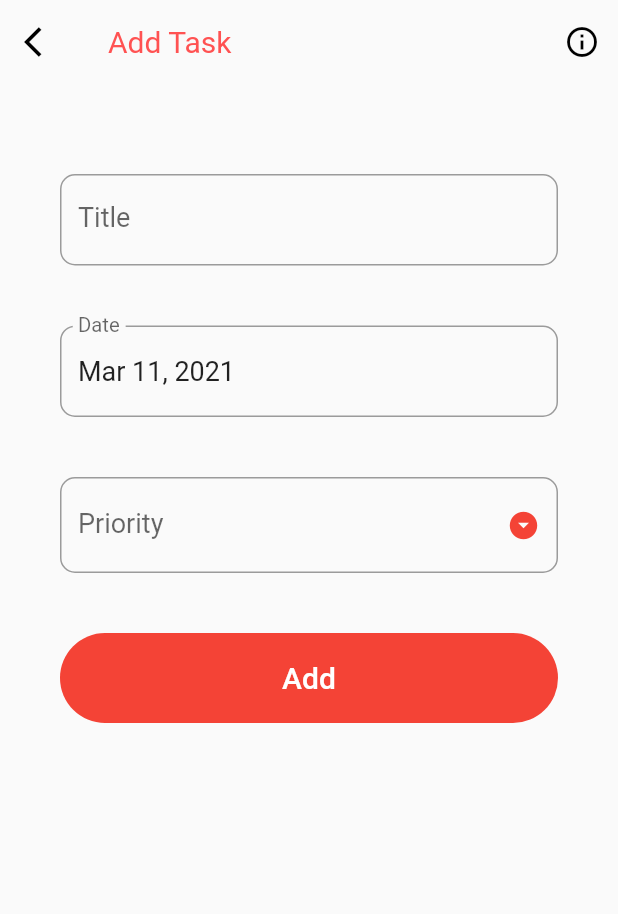
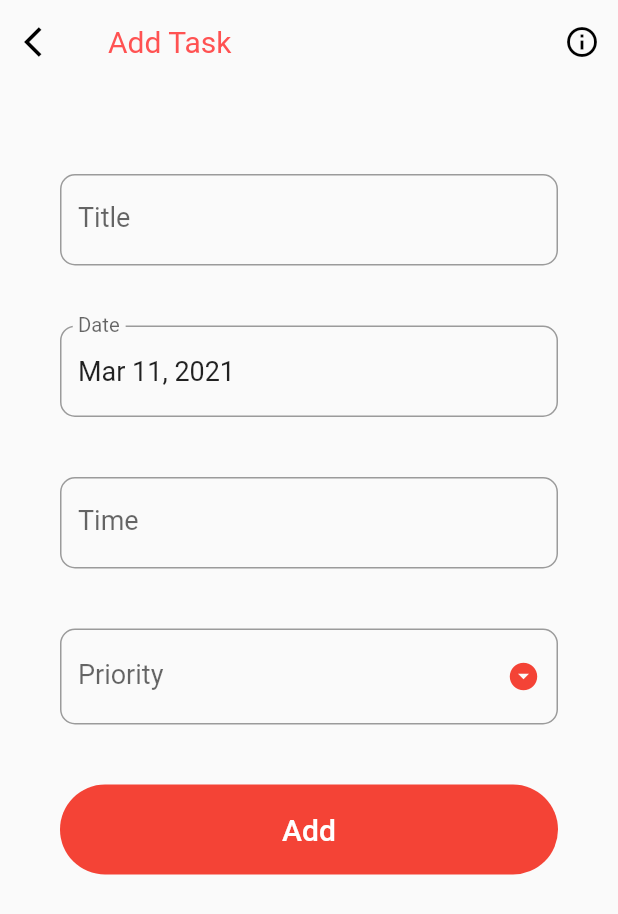
Before and after one commit to everythinguwannatobe/flutter-task-manager, a Flutter app: the screen it shows after launch, after a tap on the "settings" icon, on a phone screen of 412 x 824 dp. Shown: the top 914 px of the screen. Run offline on Flutter 3.47's test engine with Material 2 defaults, Android fonts, the phone set to English and light mode, and no system bars; our stand-ins replace sqflite; accounts and stored records are empty.

Commit message:
Start to Add TimeOfDay

```diff
--- a/lib/helpers/database_helper.dart
+++ b/lib/helpers/database_helper.dart
@@ -20,8 +20,8 @@ class DatabaseHelper {
   // Task Tables
   // Id | Title | Date | Priority | Status
   // 0     ''      ''      ''         0
+  // 1     ''      ''      ''         0
   // 2     ''      ''      ''         0
-  // 3     ''      ''      ''         0
 
   Future<Database> get db async {
     if (_db == null) {
--- a/lib/models/task_model.dart
+++ b/lib/models/task_model.dart
@@ -2,12 +2,14 @@ class Task {
   int id;
   String title;
   DateTime date;
+  DateTime time;
   String priority;
   int status; // 0 - Incomplete, 1 - Complete
 
-  Task({this.title, this.date, this.priority, this.status});
+  Task({this.title, this.date, this.time, this.priority, this.status});
 
-  Task.withId({this.id, this.title, this.date, this.priority, this.status});
+  Task.withId(
+      {this.id, this.title, this.date, this.time, this.priority, this.status});
 
   Map<String, dynamic> toMap() {
     final map = Map<String, dynamic>();
@@ -16,6 +18,7 @@ class Task {
     }
     map['title'] = title;
     map['date'] = date.toIso8601String();
+    map['time'] = date.toIso8601String();
     map['priority'] = priority;
     map['status'] = status;
     return map;
@@ -26,6 +29,7 @@ class Task {
       id: map['id'],
       title: map['title'],
       date: DateTime.parse(map['date']),
+      time: DateTime.parse(map['time']),
       priority: map['priority'],
       status: map['status'],
     );
--- a/lib/screens/add_task_screen.dart
+++ b/lib/screens/add_task_screen.dart
@@ -3,8 +3,6 @@ import 'package:task_manager/helpers/database_helper.dart';
 import 'package:task_manager/models/task_model.dart';
 import 'home_screen.dart';
 import 'package:intl/intl.dart';
-
-import 'home_screen.dart';
 
 class AddTaskScreen extends StatefulWidget {
   final Function updateTaskList;
@@ -21,9 +19,13 @@ class _AddTaskScreenState extends State<AddTaskScreen> {
   String _title = '';
   String _priority;
   DateTime _date = DateTime.now();
+
+  // TimeOfDay _time = TimeOfDay.now();
   TextEditingController _dateController = TextEditingController();
+  TextEditingController _timeController = TextEditingController();
 
   final DateFormat _dateFormatter = DateFormat('MMM dd, yyyy');
+
   final List<String> _priorities = ['Low', 'Medium', 'High'];
 
   @override
@@ -42,6 +44,7 @@ class _AddTaskScreenState extends State<AddTaskScreen> {
   @override
   void dispose() {
     _dateController.dispose();
+    _timeController.dispose();
     super.dispose();
   }
 
@@ -59,6 +62,8 @@ class _AddTaskScreenState extends State<AddTaskScreen> {
       _dateController.text = _dateFormatter.format(date);
     }
   }
+
+  _handleTimePicker() async {}
 
   _delete() {
     DatabaseHelper.instance.deleteTask(widget.task.id);
@@ -167,6 +172,22 @@ class _AddTaskScreenState extends State<AddTaskScreen> {
                       ),
                       Padding(
                         padding: EdgeInsets.symmetric(vertical: 20.0),
+                        child: TextFormField(
+                          readOnly: true,
+                          controller: _timeController,
+                          style: TextStyle(fontSize: 18.0),
+                          onTap: _handleTimePicker,
+                          decoration: InputDecoration(
+                            labelText: 'Time',
+                            labelStyle: TextStyle(fontSize: 18.0),
+                            border: OutlineInputBorder(
+                              borderRadius: BorderRadius.circular(10.0),
+                            ),
+                          ),
+                        ),
+                      ),
+                      Padding(
+                        padding: EdgeInsets.symmetric(vertical: 20.0),
                         child: DropdownButtonFormField(
                           isDense: true,
                           icon: Icon(Icons.arrow_drop_down_circle),
--- a/lib/screens/home_screen.dart
+++ b/lib/screens/home_screen.dart
@@ -19,7 +19,6 @@ class _HomeScreenState extends State<HomeScreen> {
   void initState() {
     super.initState();
     _updateTaskList();
-    RefreshIndicatorMode.refresh;
   }
 
   _updateTaskList() {
```
